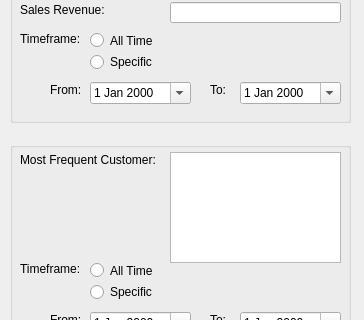
basil-ali-khan/Inventory-Management-System, file Screens/SaleReport.ui: the form before one commit; both pictures show x 0 to 364 and y 88 to 408 of the 364 by 533 pixel window.
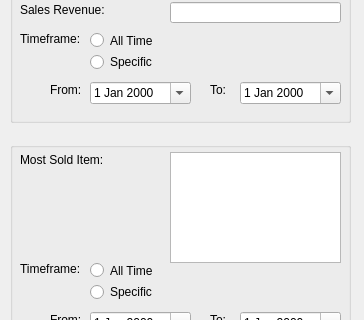
The form after the commit.

```diff
--- a/Screens/SaleReport.ui
+++ b/Screens/SaleReport.ui
@@ -223,7 +223,7 @@
       </rect>
      </property>
      <property name="text">
-      <string>Most Frequent Customer:</string>
+      <string>Most Sold Item:</string>
      </property>
     </widget>
     <widget class="QLabel" name="label_5">
```
Left out of the diff: 8 changed lines with no effect on the pictures.
